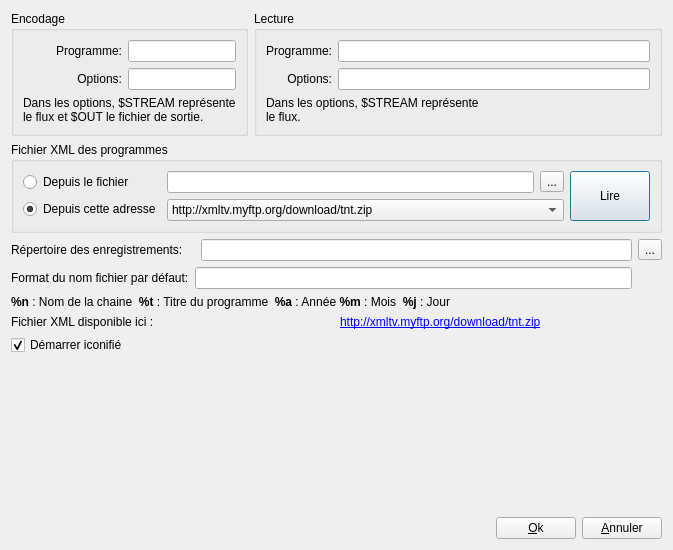
The window that ui/config.ui (jlbrd/qmagneto) describes before a commit, drawn with Qt 5.
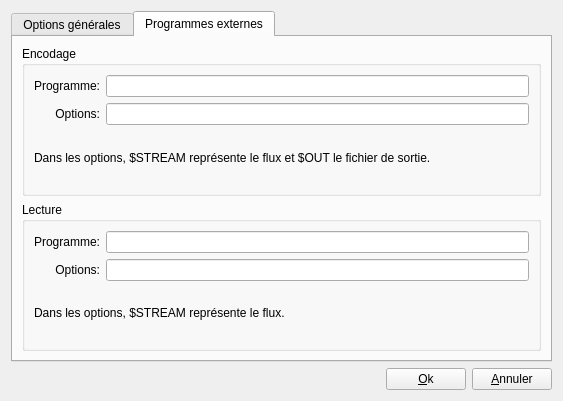
The same window after the commit. The open tabs and pages were chosen to show the change.

Commit message: - Reorganisation du dialogue Config

What changed in the file:
```diff
--- a/ui/config.ui
+++ b/ui/config.ui
@@ -5,151 +5,25 @@
    <rect>
     <x>0</x>
     <y>0</y>
-    <width>673</width>
-    <height>550</height>
+    <width>563</width>
+    <height>401</height>
    </rect>
   </property>
   <property name="windowTitle" >
    <string>Configuration</string>
   </property>
-  <layout class="QGridLayout" name="gridLayout_4" >
+  <layout class="QGridLayout" name="gridLayout_8" >
    <item row="0" column="0" >
-    <layout class="QHBoxLayout" name="horizontalLayout" >
-     <item>
-      <widget class="QGroupBox" name="groupBox_2" >
-       <property name="title" >
-        <string>Encodage</string>
-       </property>
-       <layout class="QGridLayout" name="gridLayout" >
+    <widget class="QTabWidget" name="tabWidget" >
+     <property name="currentIndex" >
+      <number>0</number>
+     </property>
+     <widget class="QWidget" name="tab" >
+      <attribute name="title" >
+       <string>Options générales</string>
+      </attribute>
+      <layout class="QGridLayout" name="gridLayout_7" >
         <item row="0" column="0" >
-         <layout class="QVBoxLayout" name="_5" >
-          <item>
-           <layout class="QHBoxLayout" name="_6" >
-            <item>
-             <layout class="QVBoxLayout" name="_7" >
-              <item>
-               <widget class="QLabel" name="label_7" >
-                <property name="text" >
-                 <string>Programme:</string>
-                </property>
-                <property name="alignment" >
-                 <set>Qt::AlignRight|Qt::AlignTrailing|Qt::AlignVCenter</set>
-                </property>
-               </widget>
-              </item>
-              <item>
-               <widget class="QLabel" name="label_10" >
-                <property name="text" >
-                 <string>Options:</string>
-                </property>
-                <property name="alignment" >
-                 <set>Qt::AlignRight|Qt::AlignTrailing|Qt::AlignVCenter</set>
-                </property>
-               </widget>
-              </item>
-             </layout>
-            </item>
-            <item>
-             <layout class="QVBoxLayout" name="_8" >
-              <item>
-               <widget class="QLineEdit" name="command" >
-                <property name="sizePolicy" >
-                 <sizepolicy vsizetype="Fixed" hsizetype="Preferred" >
-                  <horstretch>0</horstretch>
-                  <verstretch>0</verstretch>
-                 </sizepolicy>
-                </property>
-               </widget>
-              </item>
-              <item>
-               <widget class="QLineEdit" name="commandOptions" >
-                <property name="sizePolicy" >
-                 <sizepolicy vsizetype="Fixed" hsizetype="Preferred" >
-                  <horstretch>0</horstretch>
-                  <verstretch>0</verstretch>
-                 </sizepolicy>
-                </property>
-               </widget>
-              </item>
-             </layout>
-            </item>
-           </layout>
-          </item>
-          <item>
-           <widget class="QLabel" name="label_11" >
-            <property name="text" >
-             <string>Dans les options, $STREAM représente 
-le flux et $OUT le fichier de sortie.</string>
-            </property>
-           </widget>
-          </item>
-         </layout>
-        </item>
-       </layout>
-      </widget>
-     </item>
-     <item>
-      <widget class="QGroupBox" name="groupBox_3" >
-       <property name="title" >
-        <string>Lecture</string>
-       </property>
-       <layout class="QGridLayout" name="gridLayout_3" >
-        <item row="0" column="0" >
-         <layout class="QVBoxLayout" name="_9" >
-          <item>
-           <layout class="QHBoxLayout" name="_10" >
-            <item>
-             <layout class="QVBoxLayout" name="_11" >
-              <item>
-               <widget class="QLabel" name="label_12" >
-                <property name="text" >
-                 <string>Programme:</string>
-                </property>
-                <property name="alignment" >
-                 <set>Qt::AlignRight|Qt::AlignTrailing|Qt::AlignVCenter</set>
-                </property>
-               </widget>
-              </item>
-              <item>
-               <widget class="QLabel" name="label_13" >
-                <property name="text" >
-                 <string>Options:</string>
-                </property>
-                <property name="alignment" >
-                 <set>Qt::AlignRight|Qt::AlignTrailing|Qt::AlignVCenter</set>
-                </property>
-               </widget>
-              </item>
-             </layout>
-            </item>
-            <item>
-             <layout class="QVBoxLayout" name="_12" >
-              <item>
-               <widget class="QLineEdit" name="commandLecture" />
-              </item>
-              <item>
-               <widget class="QLineEdit" name="commandLectureOptions" />
-              </item>
-             </layout>
-            </item>
-           </layout>
-          </item>
-         </layout>
-        </item>
-        <item row="1" column="0" >
-         <widget class="QLabel" name="label_14" >
-          <property name="text" >
-           <string>Dans les options, $STREAM représente 
-le flux.</string>
-          </property>
-         </widget>
-        </item>
-       </layout>
-      </widget>
-     </item>
-    </layout>
-   </item>
-   <item row="1" column="0" >
     <widget class="QGroupBox" name="groupBox" >
      <property name="title" >
       <string>Fichier XML des programmes</string>
@@ -228,19 +102,19 @@
      </layout>
     </widget>
    </item>
-   <item row="2" column="0" >
-    <layout class="QGridLayout" >
-     <item row="0" column="0" colspan="2" >
+       <item row="1" column="0" >
+        <layout class="QGridLayout" name="gridLayout_6" >
+         <item row="0" column="0" >
       <widget class="QLabel" name="label_4" >
        <property name="text" >
         <string>Répertoire des enregistrements:</string>
        </property>
       </widget>
      </item>
-     <item row="0" column="2" >
+         <item row="0" column="1" >
       <widget class="QLineEdit" name="repertoire" />
      </item>
-     <item row="0" column="3" >
+         <item row="0" column="2" >
       <widget class="QToolButton" name="choixRepertoire" >
        <property name="text" >
         <string>...</string>
@@ -254,12 +128,12 @@
        </property>
       </widget>
      </item>
-     <item row="1" column="1" colspan="2" >
+         <item row="1" column="1" >
       <widget class="QLineEdit" name="nomFichier" />
      </item>
     </layout>
    </item>
-   <item row="3" column="0" >
+       <item row="2" column="0" >
     <widget class="QLabel" name="label_6" >
      <property name="text" >
       <string>&lt;html>&lt;head>&lt;meta name="qrichtext" content="1" />&lt;style type="text/css">
@@ -269,19 +143,18 @@
      </property>
     </widget>
    </item>
-   <item row="4" column="0" >
-    <layout class="QHBoxLayout" >
-     <item>
-      <widget class="QLabel" name="label_8" >
-       <property name="text" >
-        <string>Fichier XML disponible ici :</string>
-       </property>
-      </widget>
-     </item>
+       <item row="3" column="0" >
+        <widget class="QGroupBox" name="groupBox_4" >
+         <property name="title" >
+          <string>Fichiers XML</string>
+         </property>
+         <layout class="QGridLayout" name="gridLayout_3" >
+          <item row="0" column="0" >
+           <layout class="QHBoxLayout" name="horizontalLayout" >
      <item>
       <widget class="QLabel" name="label_9" >
        <property name="text" >
-        <string>&lt;a href="http://xmltv.myftp.org/download/tnt.zip">http://xmltv.myftp.org/download/tnt.zip&lt;/a>
+               <string>&lt;a href="http://xmltv.myftp.org/download/tnt.zip">Programmes TNT&lt;/a>
 </string>
        </property>
        <property name="openExternalLinks" >
@@ -289,9 +162,23 @@
        </property>
       </widget>
      </item>
-    </layout>
-   </item>
-   <item row="5" column="0" >
+            <item>
+             <widget class="QLabel" name="label_15" >
+              <property name="text" >
+               <string>&lt;a href="http://xmltv.myftp.org/download/complet.zip">Programmes complets&lt;/a>
+</string>
+              </property>
+              <property name="openExternalLinks" >
+               <bool>true</bool>
+              </property>
+             </widget>
+            </item>
+           </layout>
+          </item>
+         </layout>
+        </widget>
+       </item>
+       <item row="4" column="0" >
     <layout class="QHBoxLayout" >
      <item>
       <widget class="QCheckBox" name="demarrerEnIcone" >
@@ -318,20 +205,136 @@
      </item>
     </layout>
    </item>
-   <item row="6" column="0" >
-    <spacer>
-     <property name="orientation" >
-      <enum>Qt::Vertical</enum>
-     </property>
-     <property name="sizeHint" stdset="0" >
-      <size>
-       <width>515</width>
-       <height>16</height>
-      </size>
-     </property>
-    </spacer>
-   </item>
-   <item row="7" column="0" >
+      </layout>
+     </widget>
+     <widget class="QWidget" name="tab_3" >
+      <attribute name="title" >
+       <string>Programmes externes</string>
+      </attribute>
+      <layout class="QGridLayout" name="gridLayout_4" >
+       <item row="0" column="0" >
+        <widget class="QGroupBox" name="groupBox_2" >
+         <property name="title" >
+          <string>Encodage</string>
+         </property>
+         <layout class="QGridLayout" name="gridLayout_9" >
+          <item row="0" column="0" >
+           <layout class="QGridLayout" name="gridLayout" >
+            <item row="0" column="0" >
+             <widget class="QLabel" name="label_7" >
+              <property name="text" >
+               <string>Programme:</string>
+              </property>
+              <property name="alignment" >
+               <set>Qt::AlignRight|Qt::AlignTrailing|Qt::AlignVCenter</set>
+              </property>
+             </widget>
+            </item>
+            <item row="0" column="1" >
+             <widget class="QLineEdit" name="command" >
+              <property name="sizePolicy" >
+               <sizepolicy vsizetype="Fixed" hsizetype="Expanding" >
+                <horstretch>0</horstretch>
+                <verstretch>0</verstretch>
+               </sizepolicy>
+              </property>
+             </widget>
+            </item>
+            <item row="1" column="0" >
+             <widget class="QLabel" name="label_10" >
+              <property name="text" >
+               <string>Options:</string>
+              </property>
+              <property name="alignment" >
+               <set>Qt::AlignRight|Qt::AlignTrailing|Qt::AlignVCenter</set>
+              </property>
+             </widget>
+            </item>
+            <item row="1" column="1" >
+             <widget class="QLineEdit" name="commandOptions" >
+              <property name="sizePolicy" >
+               <sizepolicy vsizetype="Fixed" hsizetype="Expanding" >
+                <horstretch>0</horstretch>
+                <verstretch>0</verstretch>
+               </sizepolicy>
+              </property>
+             </widget>
+            </item>
+           </layout>
+          </item>
+          <item row="1" column="0" >
+           <widget class="QLabel" name="label_11" >
+            <property name="text" >
+             <string>Dans les options, $STREAM représente le flux et $OUT le fichier de sortie.</string>
+            </property>
+           </widget>
+          </item>
+         </layout>
+        </widget>
+       </item>
+       <item row="1" column="0" >
+        <widget class="QGroupBox" name="groupBox_3" >
+         <property name="title" >
+          <string>Lecture</string>
+         </property>
+         <layout class="QGridLayout" name="gridLayout_5" >
+          <item row="0" column="0" >
+           <layout class="QVBoxLayout" name="_9" >
+            <item>
+             <layout class="QHBoxLayout" name="_10" >
+              <item>
+               <layout class="QVBoxLayout" name="_11" >
+                <item>
+                 <widget class="QLabel" name="label_12" >
+                  <property name="text" >
+                   <string>Programme:</string>
+                  </property>
+                  <property name="alignment" >
+                   <set>Qt::AlignRight|Qt::AlignTrailing|Qt::AlignVCenter</set>
+                  </property>
+                 </widget>
+                </item>
+                <item>
+                 <widget class="QLabel" name="label_13" >
+                  <property name="text" >
+                   <string>Options:</string>
+                  </property>
+                  <property name="alignment" >
+                   <set>Qt::AlignRight|Qt::AlignTrailing|Qt::AlignVCenter</set>
+                  </property>
+                 </widget>
+                </item>
+               </layout>
+              </item>
+              <item>
+               <layout class="QVBoxLayout" name="_12" >
+                <item>
+                 <widget class="QLineEdit" name="commandLecture" />
+                </item>
+                <item>
+                 <widget class="QLineEdit" name="commandLectureOptions" />
+                </item>
+               </layout>
+              </item>
+             </layout>
+            </item>
+           </layout>
+          </item>
+          <item row="1" column="0" >
+           <widget class="QLabel" name="label_14" >
+            <property name="text" >
+             <string>Dans les options, $STREAM représente le flux.</string>
+            </property>
+           </widget>
+          </item>
+         </layout>
+        </widget>
+       </item>
+      </layout>
+     </widget>
+    </widget>
+   </item>
+   <item row="1" column="0" >
     <layout class="QHBoxLayout" >
      <item>
       <spacer>
```
Left out of the diff: 2 changed lines with no effect on the pictures. Lines whose indentation alone changed are shown as unchanged.
